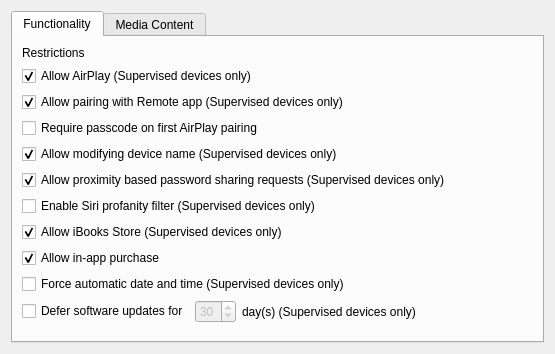
Qt form FWAdminLib/Configurator/RestrictionsTVOSForm.ui (fw-dev/translations) before a commit.
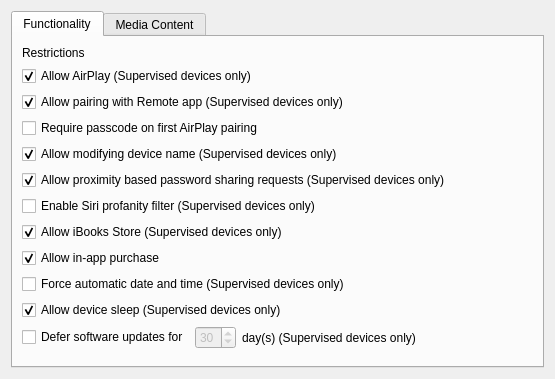
The same form after that commit. Custom widgets are drawn as their Qt base class.

The edit to the form file:
```diff
--- a/FWAdminLib/Configurator/RestrictionsTVOSForm.ui
+++ b/FWAdminLib/Configurator/RestrictionsTVOSForm.ui
@@ -7,7 +7,7 @@
     <x>0</x>
     <y>0</y>
     <width>555</width>
-    <height>354</height>
+    <height>373</height>
    </rect>
   </property>
   <property name="sizePolicy">
@@ -148,6 +148,16 @@
          </property>
         </widget>
        </item>
+       <item>
+        <widget class="QCheckBox" name="checkBoxAllowDeviceSleep">
+         <property name="text">
+          <string>Allow device sleep (Supervised devices only)</string>
+         </property>
+         <property name="checked">
+          <bool>true</bool>
+         </property>
+        </widget>
+       </item>
        <item>
         <widget class="QWidget" name="widget" native="true">
          <property name="sizePolicy">
```
Left out of the diff: 1 changed line with no effect on the pictures.
